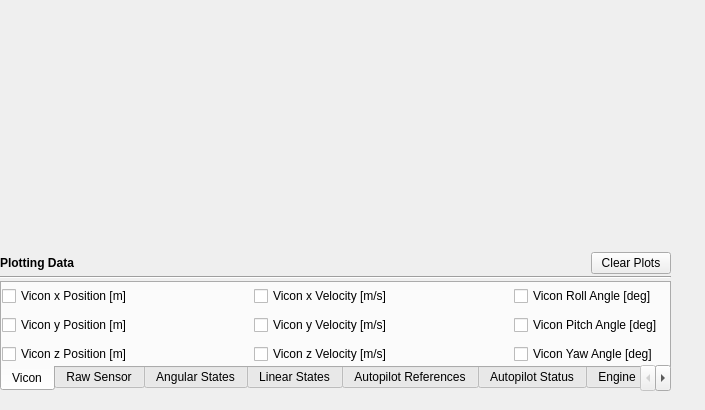
Qt form gcs/ui/dataplotter.ui (lijian8/ahns10) before a commit.
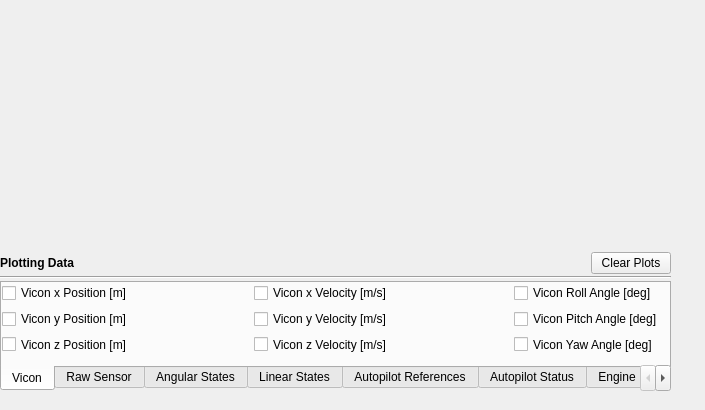
The same form after that commit. The open tabs and pages were chosen to show the change. Custom widgets are drawn as their Qt base class.

Patch:
```diff
--- a/gcs/ui/dataplotter.ui
+++ b/gcs/ui/dataplotter.ui
@@ -148,7 +148,7 @@
           <x>0</x>
           <y>0</y>
           <width>661</width>
-          <height>87</height>
+          <height>71</height>
          </rect>
         </property>
         <layout class="QGridLayout" name="gridLayout_8">
```
Left out of the diff: 2 changed lines with no effect on the pictures.
